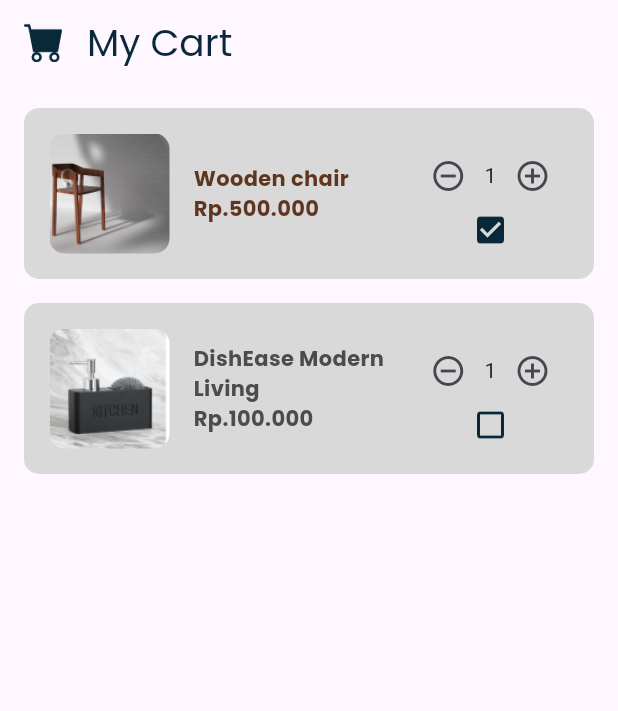
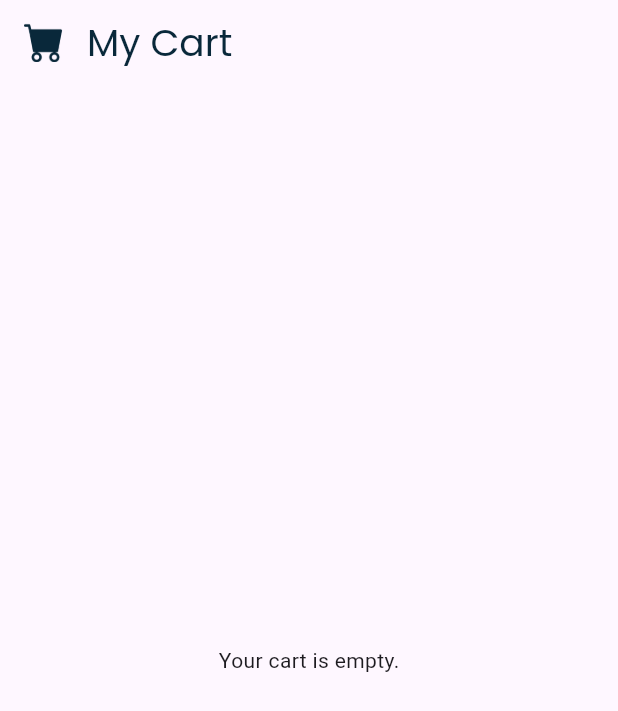
Before and after one commit to nafisahisbarsani/homey, a Flutter app: the Cart screen opened directly, on a phone screen of 412 x 824 dp. Shown: the top 711 px of the screen. Run offline on Flutter 3.47's test engine with Material 3 defaults, Android fonts, the light colour scheme and no system bars; our stand-ins replace get, google_fonts, sqflite; accounts and stored records are empty.

Commit message:
add local database for cart

```diff
--- /dev/null
+++ b/lib/models/cart_model.dart
@@ -0,0 +1,36 @@
+class CartModel {
+  int? id;
+  String brand;
+  String price;
+  String image;
+  bool isCompleted;
+
+  CartModel({
+    this.id,
+    required this.brand,
+    required this.price,
+    required this.image,
+    this.isCompleted = false,
+});
+
+  Map<String, dynamic> toMap(){
+    return {
+      'id': id,
+      'brand': brand,
+      'price': price,
+      'image': image,
+      'isCompleted': isCompleted ? 1 : 0,
+    };
+  }
+
+  factory CartModel.fromMap(Map<String, dynamic> map){
+    return CartModel(
+      id: map['id'],
+      brand: map['brand'],
+      price: map['price'],
+      image: map['image'],
+      isCompleted: map['isCompleted'] ==1,
+
+    );
+  }
+}
--- a/lib/pages/login.dart
+++ b/lib/pages/login.dart
@@ -45,7 +45,7 @@ class Login extends StatelessWidget {
                   Row(
                     mainAxisAlignment: MainAxisAlignment.center,
                     children: [
-                      MyText(text: "Don't have account? ", color: textColor, fontsize: 16, fontWeight: FontWeight.normal),
+                      MyText(text: "Don't have account? ", color: textColor, fontsize: 16, fontWeight: FontWeight.bold),
                       MyTextButton(text: "Sign in here", onPressed: (){}, textColor: textColor, fontSize: 16, fontWeight: FontWeight.bold)
                     ],
                   )
--- a/lib/pages/menus/cart.dart
+++ b/lib/pages/menus/cart.dart
@@ -1,15 +1,20 @@
 import 'package:flutter/cupertino.dart';
 import 'package:flutter/material.dart';
-import 'package:homey/widgets/my_card.dart';
-import 'package:homey/widgets/my_cart_item.dart';
+import 'package:get/get.dart';
+import 'package:get/get_core/src/get_main.dart';
+import 'package:google_fonts/google_fonts.dart';
 import 'package:homey/widgets/my_color.dart';
 import 'package:homey/widgets/my_text.dart';
 
+import '../../cart_controller.dart';
+
 class Cart extends StatelessWidget {
-  const Cart({super.key});
+  final CartController cartController = Get.put(CartController());
+
 
   @override
   Widget build(BuildContext context) {
+    cartController.loadCart(); // Load tasks when the screen opens
     return Scaffold(
       appBar: AppBar(
         automaticallyImplyLeading: false,
@@ -28,90 +33,51 @@ class Cart extends StatelessWidget {
         ),
         elevation: 0,
       ),
-      body: SingleChildScrollView(
-        child: Padding(
-          padding: const EdgeInsets.all(16.0),
-          child: Column( // Menggunakan Column untuk menampung dua MyCard
-            children: [
-              // Item 1
-              MyCard(
-                child: Row(
-                  children: [
-                    ClipRRect(
-                      borderRadius: BorderRadius.circular(10),
-                      child: Image.asset("assets/kursi-kayu.png",
-                        width: 80,
-                        height: 80,
-                        fit: BoxFit.cover,
-                      ),
+
+      body: Obx(() {
+        if (cartController.carts.isEmpty) {
+          return Center(child: Text('Your cart is empty.'));
+        }
+        return ListView.builder(
+          itemCount: cartController.carts.length,
+          itemBuilder: (context, index) {
+            final item = cartController.carts[index];
+            return ListTile(
+              title: Column(
+                crossAxisAlignment: CrossAxisAlignment.start,
+                children: [
+                  // Brand Name
+                  Text(
+                    item.brand,
+                    style: GoogleFonts.poppins(
+                      fontWeight: FontWeight.normal,
+                      color: textColor,
                     ),
-                    SizedBox(width: 16,),
-                    Expanded(child: MyCartItem(text: 'Wooden chair', color: chairColor, price: 'Rp.500.000', showLoveIcon: false, fontWeight: FontWeight.bold,
-                    )),
-                    Column(
-                      children: [
-                        Row(
-                          children: [
-                            IconButton(
-                              icon: Icon(Icons.remove_circle_outline),
-                              onPressed: () {},
-                            ),
-                            Text("1"),
-                            IconButton(
-                              icon: Icon(Icons.add_circle_outline),
-                              onPressed: () {},
-                            ),
-                          ],
-                        ),
-                        Icon(Icons.check_box, color: textColor,),
-                      ],
+                  ),
+                  // Price
+                  Text(
+                    item.price,
+                    style: GoogleFonts.poppins(
+                      fontWeight: FontWeight.normal,
+                      color: textColor,
                     ),
-                  ],
+                  ),
+                ],
+              ),
+              leading: Image.asset(item.image),
+              trailing: IconButton(
+                icon: Icon(
+                  Icons.restore_from_trash_sharp,
+                  color: Colors.redAccent.shade200,
                 ),
+                onPressed: () {
+                  cartController.deleteCart(item.id!);
+                },
               ),
-
-              SizedBox(height: 16), // Jarak antara item
-
-              // Item 2
-              MyCard(
-                child: Row(
-                  children: [
-                    ClipRRect(
-                      borderRadius: BorderRadius.circular(10),
-                      child: Image.asset("assets/sabun.png", // Gambar item kedua
-                        width: 80,
-                        height: 80,
-                        fit: BoxFit.cover,
-                      ),
-                    ),
-                    SizedBox(width: 16,),
-                    Expanded(child: MyCartItem(text: 'DishEase Modern Living', color: handwashcolor, price: 'Rp.100.000',showLoveIcon: false, fontWeight: FontWeight.bold,
-                    )),
-                    Column(
-                      children: [
-                        Row(
-                          children: [
-                            IconButton(
-                              icon: Icon(Icons.remove_circle_outline),
-                              onPressed: () {},
-                            ),
-                            Text("1"),
-                            IconButton(
-                              icon: Icon(Icons.add_circle_outline),
-                              onPressed: () {},
-                            ),
-                          ],
-                        ),
-                        Icon(Icons.check_box_outline_blank, color: textColor,),
-                      ],
-                    ),
-                  ],
-                ),
-              ),
-            ],
-          ),
-        ),
-      ),
+            );
+          },
+        );
+      }),
     );
   }
 }
--- a/lib/widgets/my_text_button.dart
+++ b/lib/widgets/my_text_button.dart
@@ -21,13 +21,14 @@ class MyTextButton extends StatelessWidget {
     return TextButton(
         onPressed: onPressed,
         style: TextButton.styleFrom(
-          padding: EdgeInsets.zero, // Remove default padding for more control
+          padding: EdgeInsets.zero,
         ),
         child: Text(
           text,
           style: GoogleFonts.poppins(
             color: textColor,
-            fontSize: fontSize
+            fontSize: fontSize,
+            fontWeight: fontWeight
           ),
         ));
   }
```
Also changed, not shown: lib/cart_controller.dart (added, +71 -0 lines), lib/pages/menus/home.dart (+86 -42 lines), lib/pages/menus/wishlist.dart (+50 -13 lines), lib/wishlist_controller.dart (+1 -8 lines).
